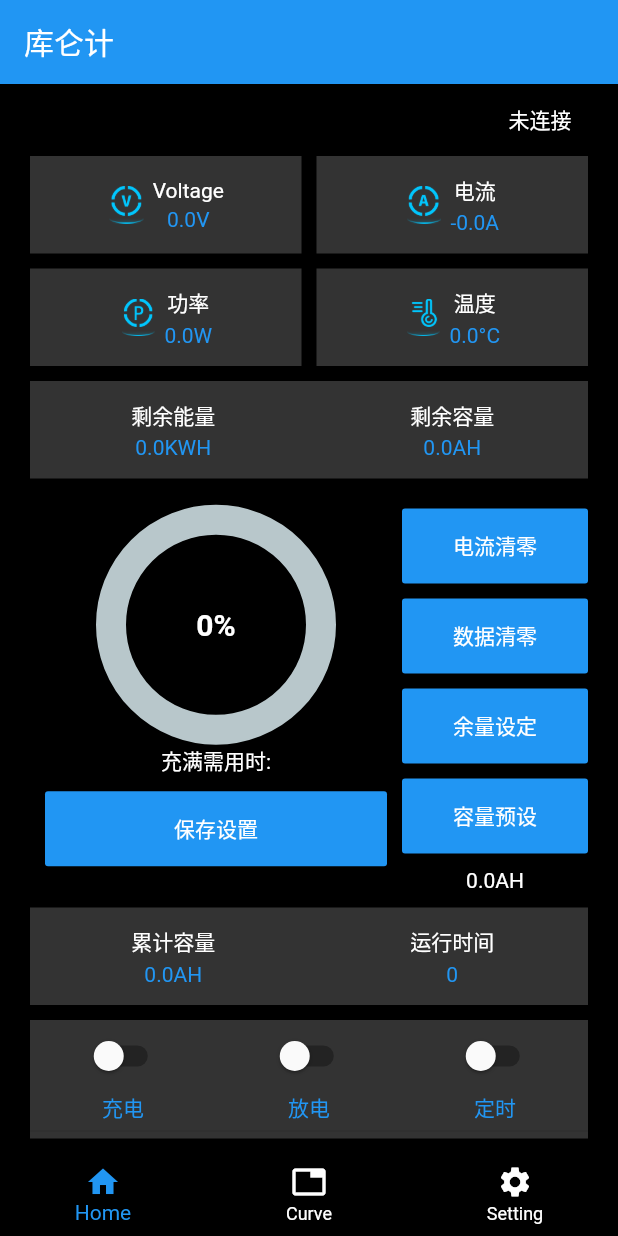
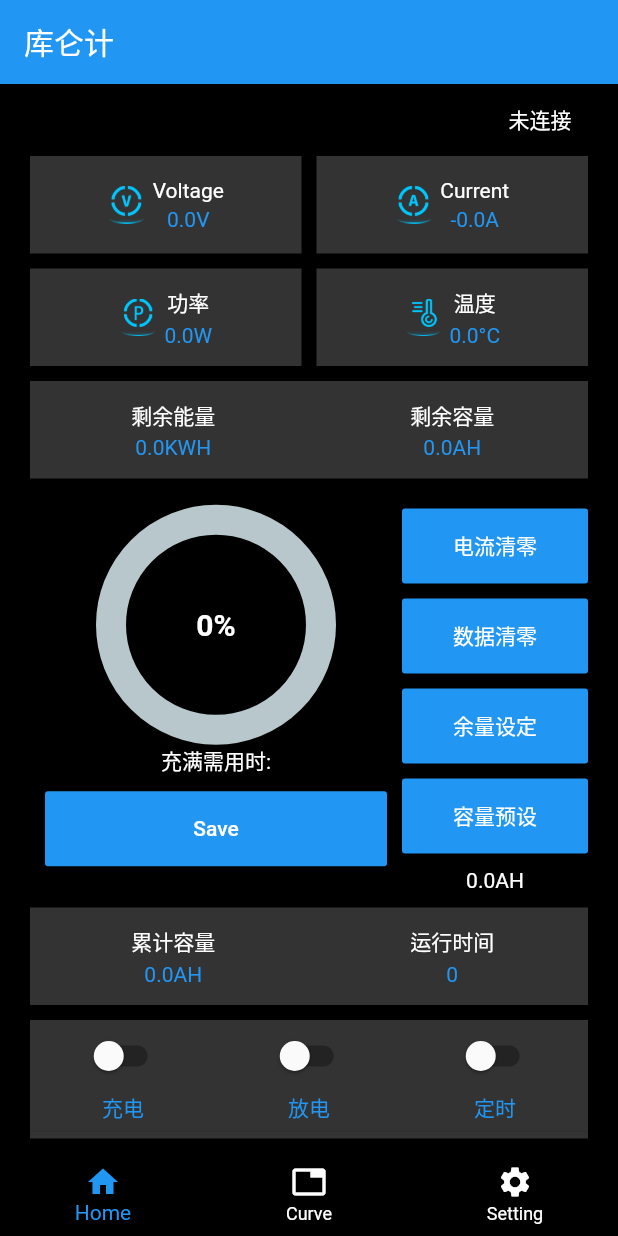
Before and after one commit to JeromeLydia/flutter_qinglan, a Flutter app: the screen it shows after launch, on a phone screen of 412 x 824 dp. Run offline on Flutter 3.47's test engine with Material 2 defaults, Android fonts, the phone set to English and light mode, and no system bars; drawn by our look-alikes of percent_indicator; our stand-ins replace device_info_plus, fl_chart, flutter_blue_plus, get, location, logger and 1 more.

Commit message:
修改多语言

```diff
--- a/lib/res/colors.dart
+++ b/lib/res/colors.dart
@@ -19,6 +19,28 @@ class AppColors {
   static const Color green_1 = Color(0xff009688); //<!--204-->
   static const Color green_62 = Color(0xff626262); //<!--204-->
   static const Color green_e5 = Color(0xffe5e5e5); //<!--204-->
+
+  static const Color primary = contentColorCyan;
+  static const Color menuBackground = Color(0xFF090912);
+  static const Color itemsBackground = Color(0xFF1B2339);
+  static const Color pageBackground = Color(0xFF282E45);
+  static const Color mainTextColor1 = Colors.white;
+  static const Color mainTextColor2 = Colors.white70;
+  static const Color mainTextColor3 = Colors.white38;
+  static const Color mainGridLineColor = Colors.white10;
+  static const Color borderColor = Colors.white54;
+  static const Color gridLinesColor = Color(0x11FFFFFF);
+
+  static const Color contentColorBlack = Colors.black;
+  static const Color contentColorWhite = Colors.white;
+  static const Color contentColorBlue = Color(0xFF2196F3);
+  static const Color contentColorYellow = Color(0xFFFFC300);
+  static const Color contentColorOrange = Color(0xFFFF683B);
+  static const Color contentColorGreen = Color(0xFF3BFF49);
+  static const Color contentColorPurple = Color(0xFF6E1BFF);
+  static const Color contentColorPink = Color(0xFFFF3AF2);
+  static const Color contentColorRed = Color(0xFFE80054);
+  static const Color contentColorCyan = Color(0xFF50E4FF);
 }
 
 Map<String, Color> circleAvatarMap = {
--- a/lib/res/strings.dart
+++ b/lib/res/strings.dart
@@ -7,8 +7,36 @@ class Messages extends Translations {
           '首页': '首页',
           '曲线图': '曲线图',
           '设置': '设置',
+          '请打开蓝牙': '请打开蓝牙',
+          '未连接': '未连接',
+          '型号': '型号',
+          '已连接': '已连接',
           '电压': '电压',
           '电流': '电流',
+          '功率': '功率',
+          '温度': '温度',
+          '剩余能量': '剩余能量',
+          '剩余容量': '剩余容量',
+          '充满需用时:': '充满需用时:',
+          '电流清零': '电流清零',
+          '数据清零': '数据清零',
+          '余量设定': '余量设定',
+          '请输入电池余量': '请输入电池余量',
+          '请先连接蓝牙': '请先连接蓝牙',
+          '提示': '提示',
+          '数值范围': '数值范围',
+          '单位': '单位',
+          '容量预设': '容量预设',
+          '请输入电池容量': '请输入电池容量',
+          '累计容量': '累计容量',
+          '运行时间': '运行时间',
+          '充电': '充电',
+          '放电': '放电',
+          '定时': '定时',
+          '启动记录': '启动记录',
+          '导出数据': '导出数据',
+          '查看历史数据': '查看历史数据',
+          '电压/温度/电流 实时曲线图': '电压/温度/电流 实时曲线图',
           '保存设置': '保存设置',
           "充电过压值": "充电过压值",
           "放电欠压值": "放电欠压值",
--- a/lib/ui/pages/home/home.dart
+++ b/lib/ui/pages/home/home.dart
@@ -54,9 +54,9 @@ class _HomeState extends State<Home> {
                                                     context, homeController)
                                           });
                                 } else {
-                                  Get.showSnackbar(const GetSnackBar(
-                                    message: "请打开蓝牙",
-                                    duration: Duration(seconds: 2),
+                                  Get.showSnackbar(GetSnackBar(
+                                    message: "请打开蓝牙".tr,
+                                    duration: const Duration(seconds: 2),
                                   ));
                                 }
                               },
@@ -79,7 +79,7 @@ class _HomeState extends State<Home> {
                                   homeController.readDeviceData();
                                 },
                                 child: Text(
-                                  "型号:${homeController.currentDevice.name}",
+                                  "${"型号".tr}:${homeController.currentDevice.name}",
                                   style: const TextStyle(color: Colors.white),
                                 ),
                               ),
@@ -90,9 +90,9 @@ class _HomeState extends State<Home> {
                                 onPressed: () {
                                   scanDialog(context, homeController);
                                 },
-                                child: const Text(
-                                  "已连接",
-                                  style: TextStyle(color: Colors.white),
+                                child: Text(
+                                  "已连接".tr,
+                                  style: const TextStyle(color: Colors.white),
                                 ),
                               ),
                             )
@@ -113,7 +113,7 @@ class _HomeState extends State<Home> {
                     const SizedBox(width: 10),
                     Expanded(
                       child: IconItem(
-                        title: "电流",
+                        title: "电流".tr,
                         value:
                             ("${homeController.messageData.value.currentDirection == 0 ? "-" : "+"}${homeController.messageData.value.current}A"),
                         assetName: "assets/images/ic_current.png",
@@ -127,7 +127,7 @@ class _HomeState extends State<Home> {
                   children: [
                     Expanded(
                       child: IconItem(
-                        title: "功率",
+                        title: "功率".tr,
                         value: ("${homeController.messageData.value.current}W"),
                         assetName: "assets/images/ic_power.png",
                       ),
@@ -135,7 +135,7 @@ class _HomeState extends State<Home> {
                     const SizedBox(width: 10),
                     Expanded(
                       child: IconItem(
-                        title: "温度",
+                        title: "温度".tr,
                         value:
                             ("${homeController.messageData.value.temperature}°C"),
                         assetName: "assets/images/ic_temperature.png",
@@ -149,14 +149,14 @@ class _HomeState extends State<Home> {
                   children: [
                     Expanded(
                       child: IconItem(
-                        title: "剩余能量",
+                        title: "剩余能量".tr,
                         value:
                             ("${homeController.messageData.value.energy}KWH"),
                       ),
                     ),
                     Expanded(
                       child: IconItem(
-                        title: "剩余容量",
+                        title: "剩余容量".tr,
                         value:
                             ("${homeController.messageData.value.actualCapacity}AH"),
                       ),
@@ -185,9 +185,9 @@ class _HomeState extends State<Home> {
                                   fontSize: 20.0,
                                   color: Colors.white),
                             ),
-                            footer: const Text(
-                              "充满需用时:",
-                              style: TextStyle(
+                            footer: Text(
+                              "充满需用时:".tr,
+                              style: const TextStyle(
                                 color: Colors.white,
                               ),
                             ),
@@ -201,7 +201,7 @@ class _HomeState extends State<Home> {
                               minWidth: double.infinity,
                               height: 50.0,
                               textColor: Colors.white,
-                              child: const Text('保存设置'),
+                              child: Text('保存设置'.tr),
                               onPressed: () {},
                             ),
                           ),
@@ -219,7 +219,7 @@ class _HomeState extends State<Home> {
                               minWidth: double.infinity,
                               height: 50.0,
                               textColor: Colors.white,
-                              child: const Text('电流清零'),
+                              child: Text('电流清零'.tr),
                               onPressed: () {
                                 homeController.sendData(CLEAR_CURRENT);
                               },
@@ -232,7 +232,7 @@ class _HomeState extends State<Home> {
                               minWidth: double.infinity,
                               height: 50.0,
                               textColor: Colors.white,
-                              child: const Text('数据清零'),
+                              child: Text('数据清零'.tr),
                               onPressed: () {
                                 homeController.sendData(CLEAR_DATE);
                               },
@@ -245,16 +245,15 @@ class _HomeState extends State<Home> {
                               minWidth: double.infinity,
                               height: 50.0,
                               textColor: Colors.white,
-                              child: const Text('余量设定'),
+                              child: Text('余量设定'.tr),
                               onPressed: () {
                                 if (homeController.bluetoothDeviceState.value !=
                                     BluetoothDeviceState.connected) {
                                   Get.snackbar('提示'.tr, '请先连接蓝牙'.tr);
                                   return;
                                 }
-                                inputDialog(
-                                    "请输入电池余量", "数值范围:0-100", "单位:%", 0, 100,
-                                    (double input) {
+                                inputDialog("请输入电池余量".tr, "${"数值范围".tr}:0-100",
+                                    "${"单位".tr}:%", 0, 100, (double input) {
                                   homeController.sendData(SET_SURPLUS,
                                       input: input);
                                 });
@@ -268,15 +267,19 @@ class _HomeState extends State<Home> {
                               minWidth: double.infinity,
                               height: 50.0,
                               textColor: Colors.white,
-                              child: const Text('容量预设'),
+                              child: Text('容量预设'.tr),
                               onPressed: () {
                                 if (homeController.bluetoothDeviceState.value !=
                                     BluetoothDeviceState.connected) {
                                   Get.snackbar('提示'.tr, '请先连接蓝牙'.tr);
                                   return;
                                 }
-                                inputDialog("请输入电池容量", "数值范围:0.0-6500.0",
-                                    "单位:AH", 0, 6500, (double input) {
+                                inputDialog(
+                                    "请输入电池容量".tr,
+                                    "${"数值范围".tr}:0.0-6500.0",
+                                    "${"单位".tr}:AH",
+                                    0,
+                                    6500, (double input) {
                                   homeController.sendData(SET_CAPACITY,
                                       input: input);
                                 });
@@ -301,14 +304,14 @@ class _HomeState extends State<Home> {
                   children: [
                     Expanded(
                       child: IconItem(
-                        title: "累计容量",
+                        title: "累计容量".tr,
                         value:
                             ("${homeController.messageData.value.accumulatedCapacity}AH"),
                       ),
                     ),
                     Expanded(
                       child: IconItem(
-                        title: "运行时间",
+                        title: "运行时间".tr,
                         value: ("${homeController.messageData.value.runTime}"),
                       ),
                     ),
@@ -320,7 +323,7 @@ class _HomeState extends State<Home> {
                   children: [
                     Expanded(
                       child: SwitchItem(
-                        title: "充电",
+                        title: "充电".tr,
                         isOpen: homeController.messageData.value.charge,
                         onChanged: (p0) => {
                           homeController.sendData(CHARGE, input: p0 ? 1 : 0)
@@ -329,7 +332,7 @@ class _HomeState extends State<Home> {
                     ),
                     Expanded(
                       child: SwitchItem(
-                        title: "放电",
+                        title: "放电".tr,
                         isOpen: homeController.messageData.value.discharge,
                         onChanged: (p0) => {
                           homeController.sendData(DISCHARGE, input: p0 ? 1 : 0)
@@ -338,7 +341,7 @@ class _HomeState extends State<Home> {
                     ),
                     Expanded(
                       child: SwitchItem(
-                        title: "定时",
+                        title: "定时".tr,
                         isOpen: homeController.messageData.value.timeSwitch,
                         onChanged: (p0) => {
                           homeController.sendData(TIME_CONTROL,
--- a/lib/ui/pages/tabs.dart
+++ b/lib/ui/pages/tabs.dart
@@ -13,7 +13,13 @@ class Tabs extends StatefulWidget {
 
 class _TabsState extends State<Tabs> {
   int _currentIndex = 0;
-  static const pages = [Home(), Chart(), Setting()];
+  static const pages = [
+    Home(),
+    Chart(
+      isShowingMainData: true,
+    ),
+    Setting()
+  ];
   @override
   Widget build(BuildContext context) {
     return Scaffold(
--- a/lib/utils/tools.dart
+++ b/lib/utils/tools.dart
@@ -1,4 +1,4 @@
-List<int> intToByte(int integer, {int len = 1}) {
+List<int> intToByte(int integer, int len) {
   List<int> arr = str2Bytes(toHex(integer));
   int arrLen = arr.length;
   if (arrLen < len) {
```
Also changed, not shown: lib/ui/pages/chart/chart.dart (+4 -3 lines), lib/ui/pages/set/set.dart (+26 -46 lines), pubspec.lock.
